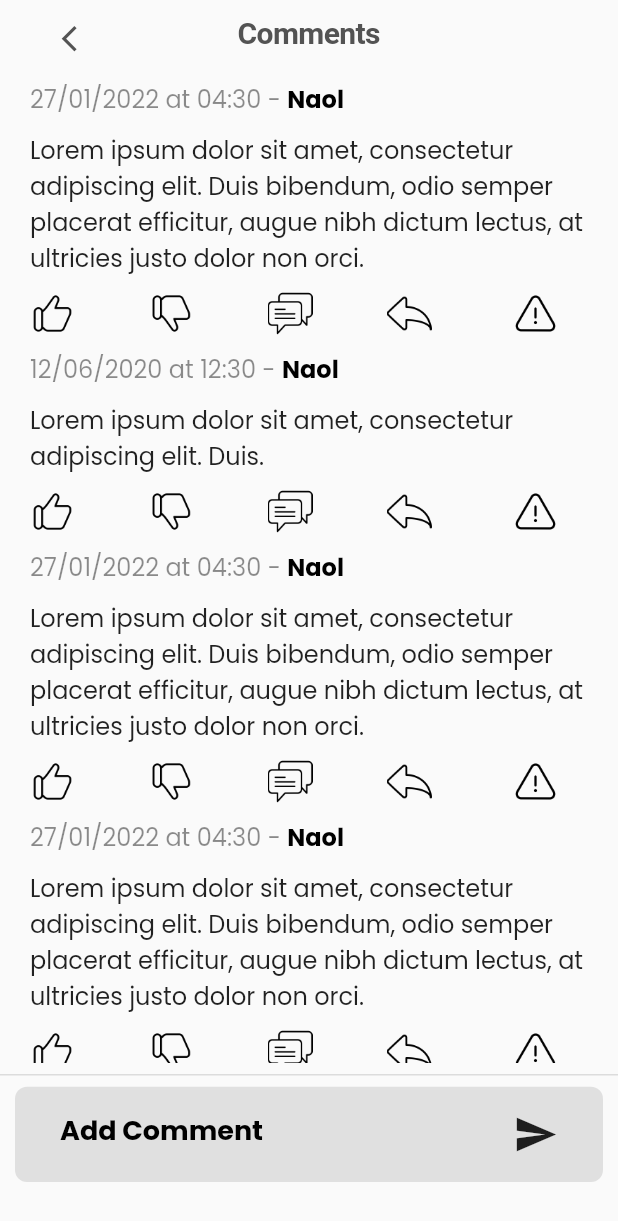
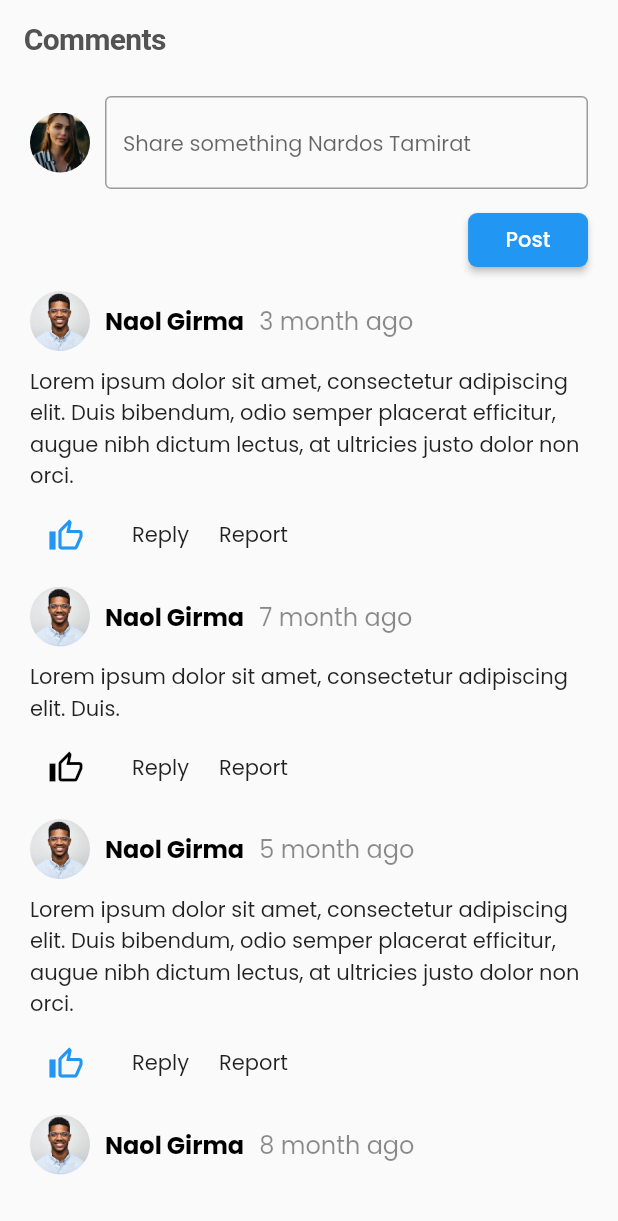
Before and after one commit to bekaDessalegn/express_way, a Flutter app: the screen it shows after launch, on a phone screen of 412 x 824 dp. Shown: the top 1221 px of the screen. Run offline on Flutter 3.47's test engine with Material 2 defaults, Android fonts, the phone set to English and light mode, and no system bars; our stand-ins replace google_fonts; missing offline and left inert: dart:ffi; Roboto replaces fonts that are missing (Red Hat Display).

Commit message:
made some changes

```diff
--- a/lib/models/comments_data.dart
+++ b/lib/models/comments_data.dart
@@ -10,7 +10,9 @@ import 'package:flutter/material.dart';
 class Comment {
   late final String date;
   late final String firstName;
+  late final String imageUrl;
   late final int like;
+  late final bool liked;
   late final int disLike;
   late final List<String> reply;
   late final String message;
@@ -18,7 +20,9 @@ class Comment {
   Comment({
     required this.date,
     required this.firstName,
+    required this.imageUrl,
     required this.like,
+    required this.liked,
     required this.disLike,
     required this.reply,
     required this.message,
@@ -111,60 +115,74 @@ class Comment {
 class Com extends ChangeNotifier {
   List<Comment> comments = [
     Comment(
-      date: "27/01/2022 at 04:30",
-      firstName: "Naol",
+      date: "3",
+      firstName: "Naol Girma",
+      imageUrl: "assets/images/p1.jpg",
       like: 5,
+      liked: true,
       disLike: 7,
       reply: [],
       message:
       "Lorem ipsum dolor sit amet, consectetur adipiscing elit. Duis bibendum, odio semper placerat efficitur, augue nibh dictum lectus, at ultricies justo dolor non orci.",
     ),
     Comment(
-      date: "12/06/2020 at 12:30",
-      firstName: "Naol",
+      date: "7",
+      firstName: "Naol Girma",
+      imageUrl: "assets/images/p1.jpg",
       like: 6,
+      liked: false,
       disLike: 9,
       reply: [],
       message: "Lorem ipsum dolor sit amet, consectetur adipiscing elit. Duis.",
     ),
     Comment(
-      date: "27/01/2022 at 04:30",
-      firstName: "Naol",
+      date: "5",
+      firstName: "Naol Girma",
+      imageUrl: "assets/images/p1.jpg",
       like: 7,
+      liked: true,
       disLike: 0,
       reply: [],
       message:
       "Lorem ipsum dolor sit amet, consectetur adipiscing elit. Duis bibendum, odio semper placerat efficitur, augue nibh dictum lectus, at ultricies justo dolor non orci.",
     ),
     Comment(
-      date: "27/01/2022 at 04:30",
-      firstName: "Naol",
+      date: "8",
+      firstName: "Naol Girma",
+      imageUrl: "assets/images/p1.jpg",
       like: 8,
+      liked: true,
       disLike: 1,
       reply: [],
       message:
       "Lorem ipsum dolor sit amet, consectetur adipiscing elit. Duis bibendum, odio semper placerat efficitur, augue nibh dictum lectus, at ultricies justo dolor non orci.",
     ),
     Comment(
-      date: "12/06/2020 at 12:30",
-      firstName: "Naol",
+      date: "9",
+      firstName: "Naol Girma",
+      imageUrl: "assets/images/p1.jpg",
       like: 6,
+      liked: false,
       disLike: 9,
       reply: [],
       message: "Lorem ipsum dolor sit amet, consectetur adipiscing elit. Duis.",
     ),
     Comment(
-      date: "12/06/2020 at 12:30",
-      firstName: "Naol",
+      date: "2",
+      firstName: "Naol Girma",
+      imageUrl: "assets/images/p1.jpg",
       like: 6,
+      liked: false,
       disLike: 9,
       reply: [],
       message: "Lorem ipsum dolor sit amet, consectetur adipiscing elit. Duis.",
     ),
     Comment(
-      date: "27/01/2022 at 04:30",
-      firstName: "Naol",
+      date: "1",
+      firstName: "Naol Girma",
+      imageUrl: "assets/images/p1.jpg",
       like: 1,
+      liked: true,
       disLike: 3,
       reply: [],
       message:
@@ -181,4 +199,9 @@ class Com extends ChangeNotifier {
     comments[index].reply.add(reply);
     notifyListeners();
   }
+
+  void likeComment(int index) {
+    comments[index].liked = !comments[index].liked;
+    notifyListeners();
+  }
 }
--- a/lib/ui/pages/comment.dart
+++ b/lib/ui/pages/comment.dart
@@ -32,21 +32,25 @@ class _CommentSectionState extends State<CommentSection> {
           return CupertinoPageScaffold(
             navigationBar: CupertinoNavigationBar(
               backgroundColor: Colors.white,
-              leading: CupertinoButton(
-                child: const Icon(
-                  Icons.arrow_back_ios_new_outlined,
-                  color: Color.fromARGB(255, 83, 83, 83),
-                ),
-                onPressed: () {
-                  Navigator.pop(context);
-                },
-              ),
-              middle: const Text(
-                'Comments',
-                style: TextStyle(
-                  color: Color.fromARGB(255, 83, 83, 83),
-                  fontFamily: 'Red Hat Display',
-                  fontSize: 20,
+              // leading: CupertinoButton(
+              //   child: const Icon(
+              //     Icons.arrow_back_ios_new_outlined,
+              //     color: Color.fromARGB(255, 83, 83, 83),
+              //   ),
+              //   onPressed: () {
+              //     Navigator.pop(context);
+              //   },
+              // ),
+              leading: Padding(
+                padding: const EdgeInsets.only(top: 8.0),
+                child: const Text(
+                  'Comments',
+                  style: TextStyle(
+                    color: Color.fromARGB(255, 83, 83, 83),
+                    fontFamily: 'Red Hat Display',
+                    fontWeight: FontWeight.bold,
+                    fontSize: 20,
+                  ),
                 ),
               ),
             ),
@@ -55,6 +59,7 @@ class _CommentSectionState extends State<CommentSection> {
                 height: MediaQuery.of(context).size.height-80,
                 child: Column(
                   children: [
+                    AddCommentTextFormField(),
                     Expanded(
                       child: ListView.builder(
                         shrinkWrap: true,
@@ -72,8 +77,11 @@ class _CommentSectionState extends State<CommentSection> {
                               children: [
                                 commentBox(comm: _comm, context: context, commentIndex: index),
                                 _comm.reply.length == 0 ? SizedBox() :
-                                Padding(
-                                  padding: const EdgeInsets.symmetric(horizontal: 10.0),
+                                Container(
+                                  margin: const EdgeInsets.symmetric(horizontal: 10.0),
+                                  decoration: BoxDecoration(
+                                    border: Border(left: BorderSide(color: Colors.grey))
+                                  ),
                                   child: ListView.builder(
                                     shrinkWrap: true,
                                     physics: BouncingScrollPhysics(),
@@ -86,7 +94,7 @@ class _CommentSectionState extends State<CommentSection> {
                                           left: 20,
                                           right: 10,
                                         ),
-                                        child: commentBox(comm: Comment(date: "26/02/2022 at 6:08", firstName: "Beka", like: 8, disLike: 7, reply: [], message: _reply), context: context, commentIndex: index),
+                                        child: commentBox(comm: Comment(date: "1", firstName: "Nardos Tamirat",imageUrl: "assets/images/p2.jpg", like: 8, liked: false, disLike: 7, reply: [], message: _reply), context: context, commentIndex: index),
                                       );
                                     },
                                   ),
@@ -97,8 +105,6 @@ class _CommentSectionState extends State<CommentSection> {
                         },
                       ),
                     ),
-                    Divider(thickness: 1.0,),
-                    AddCommentTextFormField()
                   ],
                 ),
               ),
--- a/lib/ui/widgets/add_comment_textformfield.dart
+++ b/lib/ui/widgets/add_comment_textformfield.dart
@@ -10,39 +10,51 @@ class AddCommentTextFormField extends StatelessWidget {
   Widget build(BuildContext context) {
     return Consumer<Com>(
         builder: (context, data, child) {
-          return Container(
-            width: MediaQuery.of(context).size.width,
-            padding: EdgeInsets.symmetric(horizontal: 30),
-            margin: EdgeInsets.symmetric(horizontal: 10),
-            decoration: BoxDecoration(
-              borderRadius: BorderRadius.circular(8),
-              color: Colors.grey[300],
-            ),
-            child: Row(
+          return Padding(
+            padding: const EdgeInsets.symmetric(horizontal: 20.0),
+            child: Column(
+              crossAxisAlignment: CrossAxisAlignment.end,
               children: [
-                Expanded(
-                  child: TextField(
-                    controller: commentController,
-                    decoration: InputDecoration(
-                        labelText: "Add Comment",
-                        labelStyle: TextStyle(fontSize: 18, fontWeight: FontWeight.w700, color: Colors.black),
-                        border: InputBorder.none
+                SizedBox(height: 20,),
+                Row(
+                  children: [
+                    ClipRRect(
+                        borderRadius: BorderRadius.circular(100),
+                        child: Image.asset("assets/images/p2.jpg", fit: BoxFit.cover, width: 40, height: 40,)),
+                    SizedBox(width: 10,),
+                    Expanded(
+                      child: TextField(
+                        controller: commentController,
+                        decoration: InputDecoration(
+                            hintText: "Share something Nardos Tamirat",
+                            hintStyle: TextStyle(fontSize: 14),
+                            border: OutlineInputBorder()
+                        ),
+                      ),
                     ),
-                  ),
+                  ],
                 ),
-                GestureDetector(
-                    onTap: (){
+                SizedBox(height: 10,),
+                ElevatedButton(
+                    style: ElevatedButton.styleFrom(
+                      padding: EdgeInsets.symmetric(horizontal: 25),
+                      shape: RoundedRectangleBorder(
+                        borderRadius: BorderRadius.circular(6)
+                      )
+                    ),
+                    onPressed: (){
                       data.addComment(Comment(
-                        date: "23/02/2023 at 04:30",
-                        firstName: "Beka D",
+                        date: "8",
+                        firstName: "Nardos Tamirat",
+                        imageUrl: "assets/images/p2.jpg",
                         like: 1,
+                        liked: false,
                         disLike: 3,
                         reply: [],
                         message:
                         commentController.text,
                       ));
-                    },
-                    child: Icon(Icons.send, size: 30))
+                    }, child: Text("Post"))
               ],
             ),
           );
--- a/lib/ui/widgets/comment_box.dart
+++ b/lib/ui/widgets/comment_box.dart
@@ -10,28 +10,34 @@ Widget commentBox({required Comment comm, required BuildContext context, require
         Row(
           mainAxisAlignment: MainAxisAlignment.start,
           children: [
-            Text("${comm.date} - ", style: TextStyle(
-                fontSize: 16,
-              color: Colors.black45
-            ),),
+            ClipRRect(
+                borderRadius: BorderRadius.circular(100),
+                child: Image.asset(comm.imageUrl, fit: BoxFit.cover, width: 40, height: 40,)),
+            SizedBox(width: 10,),
             Text(comm.firstName, style: TextStyle(
               fontSize: 16,
               fontWeight: FontWeight.bold,
               color: Colors.black
             ),),
+            SizedBox(width: 10,),
+            Expanded(
+              child: Text("${comm.date} month ago", overflow: TextOverflow.ellipsis, style: TextStyle(
+                  fontSize: 16,
+                  color: Colors.black45
+              ),),
+            ),
           ],
         ),
         SizedBox(height: 10,),
-        Text(comm.message,textAlign: TextAlign.left,style: TextStyle(fontSize: 16, color: Colors.black87)),
-        SizedBox(height: 10,),
+        Text(comm.message,textAlign: TextAlign.left,style: TextStyle(fontSize: 14, color: Colors.black87)),
+        SizedBox(height: 5,),
         Padding(
           padding: const EdgeInsets.only(right: 30.0),
           child: Row(
-            mainAxisAlignment: MainAxisAlignment.spaceBetween,
+            mainAxisAlignment: MainAxisAlignment.start,
             children: [
-              Image.asset("assets/images/like.png", fit: BoxFit.cover, width: 30,  height: 30,),
-              Image.asset("assets/images/dislike.png", fit: BoxFit.cover, width: 30,  height: 30,),
-              Image.asset("assets/images/chat.png", fit: BoxFit.cover, width: 30,  height: 30,),
+              IconButton(onPressed: (){}, icon: Icon(Icons.thumb_up_alt_outlined, color: comm.liked ? Colors.blue : Colors.black,)),
+              SizedBox(width: 20,),
               Row(
                 children: [
                   GestureDetector(
@@ -40,12 +46,13 @@ Widget commentBox({required Comment comm, required BuildContext context, require
                           return replyDialog(commentIndex: commentIndex);
                         });
                       },
-                      child: Image.asset("assets/images/reply.png", fit: BoxFit.cover, width: 30,  height: 30,)),
-                  SizedBox(width: 5,),
-                  comm.reply.length == 0 ? SizedBox() : Text(comm.reply.length.toString(), style: TextStyle(fontSize: 18),)
+                      child: Text("Reply")),
+                  // SizedBox(width: 5,),
+                  // comm.reply.length == 0 ? SizedBox() : Text(comm.reply.length.toString(), style: TextStyle(fontSize: 18),)
                 ],
               ),
-              Image.asset("assets/images/caution.png", fit: BoxFit.cover, width: 30,  height: 30,),
+              SizedBox(width: 20,),
+              Text("Report"),
             ],
           ),
         )
--- a/pubspec.yaml
+++ b/pubspec.yaml
@@ -69,6 +69,8 @@ flutter:
     - assets/images/like.png
     - assets/images/reply.png
     - assets/images/person.jpg
+    - assets/images/p1.jpg
+    - assets/images/p2.jpg
 
   # An image asset can refer to one or more resolution-specific "variants", see
   # https://flutter.dev/assets-and-images/#resolution-aware
```
Also changed, not shown: assets/images/p1.jpg (added), assets/images/p2.jpg (added).
